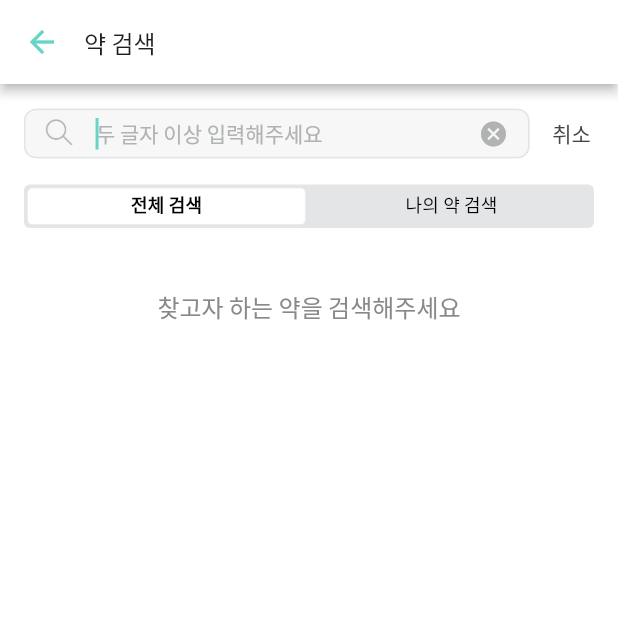
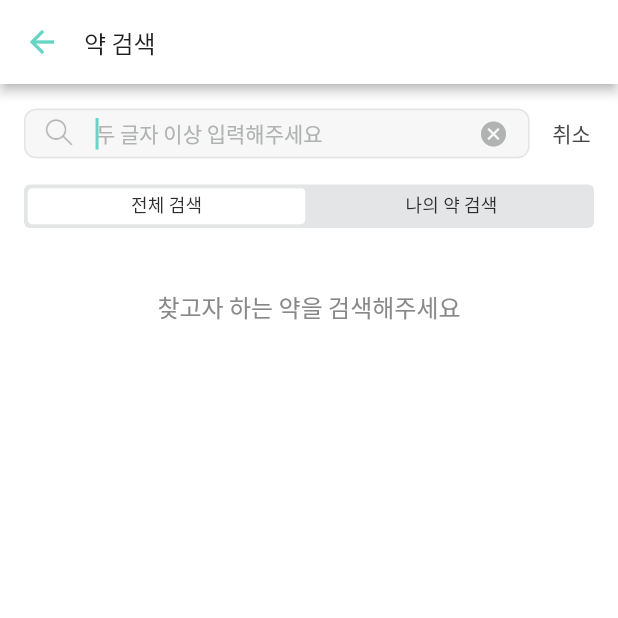
Before and after one commit to Semodrug/semo_ver2, a Flutter app: the SearchScreen screen opened by its route, on a phone screen of 412 x 824 dp, the top half of it. Run offline on Flutter 3.47's test engine with Material 2 defaults, Android fonts, the phone set to English and light mode, and no system bars; our stand-ins replace cloud_firestore, firebase_auth, firebase_core, firebase_storage, fl_chart, flutter_datetime_picker and 8 more; missing offline and left inert: app_settings, dynamic_text_highlighting, firebase_ml_vision; accounts and stored records are empty.

Commit message:
[UPDATE] Text update

```diff
--- a/lib/home/search_screen.dart
+++ b/lib/home/search_screen.dart
@@ -814,20 +814,20 @@ class _SearchScreenState extends State<SearchScreen> {
                   labelStyle: Theme.of(context)
                       .textTheme
                       .subtitle2
-                      .copyWith(color: gray750_activated, fontWeight: FontWeight.bold),
+                      .copyWith(color: gray750_activated,),
                   unselectedLabelStyle: Theme.of(context)
                       .textTheme
                       .caption
-                      .copyWith(fontWeight: FontWeight.w100, color: gray500),
+                      .copyWith( color: gray500),
                   tabs: [
                     Tab(
                         child: Text(
                           '전체 검색',
-                            style:  TextStyle(color: Colors.black, fontFamily: 'NotoSansKR')                        )),
+                            style:  TextStyle(color: gray750_activated, fontFamily: 'NotoSansKR')                        )),
                     Tab(
                         child: Text(
                           '나의 약 검색',
-                            style:  TextStyle(color: Colors.black, fontFamily: 'NotoSansKR')                        )),
+                            style:  TextStyle(color: gray750_activated, fontFamily: 'NotoSansKR')                        )),
                   ],
 
                   indicator: CustomTabIndicator()
```
